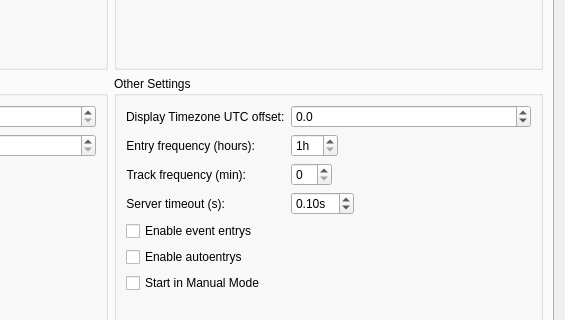
Old version of the form src/ui/Dialog_settings.ui in the repository rodegerdts/QPlogbook; both pictures show x 343 to 908 and y 265 to 585 of the 908 by 679 pixel window.
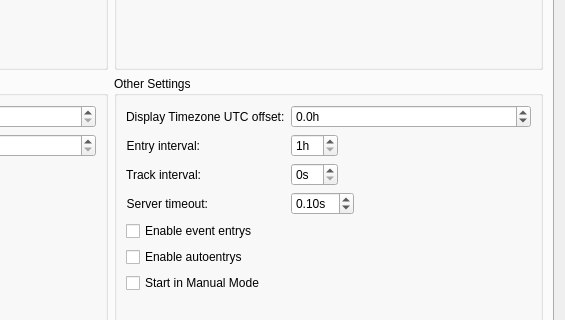
New version of the form. Icons and pictures are not drawn.

```diff
--- a/src/ui/Dialog_settings.ui
+++ b/src/ui/Dialog_settings.ui
@@ -216,7 +216,7 @@
                </size>
               </property>
               <property name="text">
-               <string>Entry frequency (hours):</string>
+               <string>Entry interval:</string>
               </property>
               <property name="alignment">
                <set>Qt::AlignmentFlag::AlignRight|Qt::AlignmentFlag::AlignTrailing|Qt::AlignmentFlag::AlignVCenter</set>
@@ -263,7 +263,7 @@
                </size>
               </property>
               <property name="text">
-               <string>Track frequency (min):</string>
+               <string>Track interval:</string>
               </property>
               <property name="alignment">
                <set>Qt::AlignmentFlag::AlignRight|Qt::AlignmentFlag::AlignTrailing|Qt::AlignmentFlag::AlignVCenter</set>
@@ -285,7 +285,7 @@
                </size>
               </property>
               <property name="text">
-               <string>Server timeout (s):</string>
+               <string>Server timeout:</string>
               </property>
               <property name="alignment">
                <set>Qt::AlignmentFlag::AlignRight|Qt::AlignmentFlag::AlignTrailing|Qt::AlignmentFlag::AlignVCenter</set>
@@ -334,6 +334,12 @@
             </item>
             <item row="0" column="1">
              <widget class="QDoubleSpinBox" name="doubleSpinBox_UTCoffset">
+              <property name="prefix">
+               <string/>
+              </property>
+              <property name="suffix">
+               <string>h</string>
+              </property>
               <property name="decimals">
                <number>1</number>
               </property>
@@ -372,6 +378,12 @@
                 <verstretch>0</verstretch>
                </sizepolicy>
               </property>
+              <property name="toolTip">
+               <string>&lt;html&gt;&lt;head/&gt;&lt;body&gt;&lt;p&gt;How often should the skeduler be trigger to check for status change.&lt;/p&gt;&lt;/body&gt;&lt;/html&gt;</string>
+              </property>
+              <property name="suffix">
+               <string>s</string>
+              </property>
               <property name="maximum">
                <number>59</number>
               </property>
```
